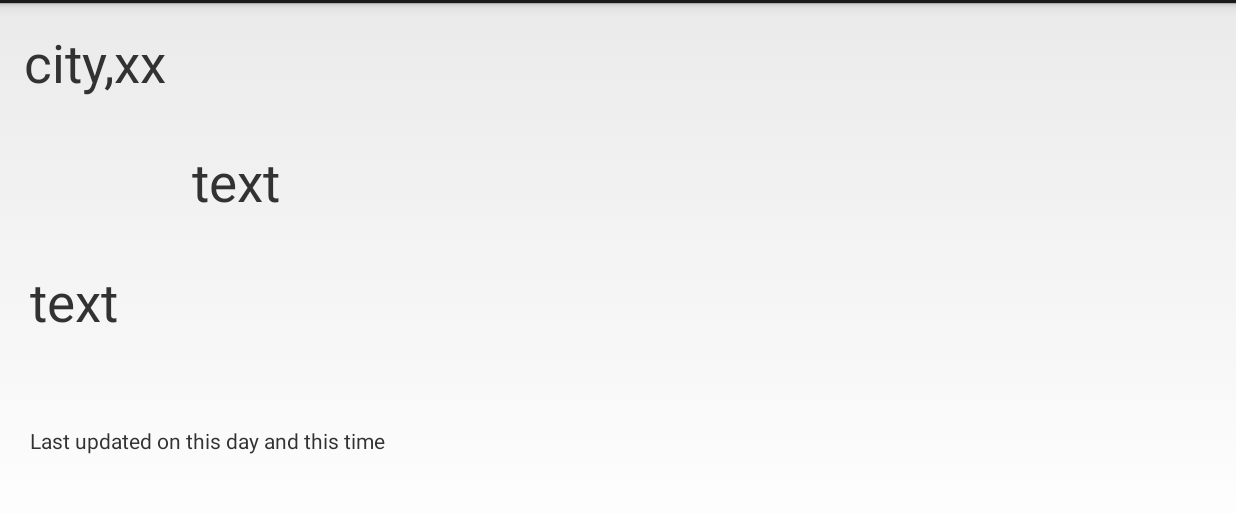
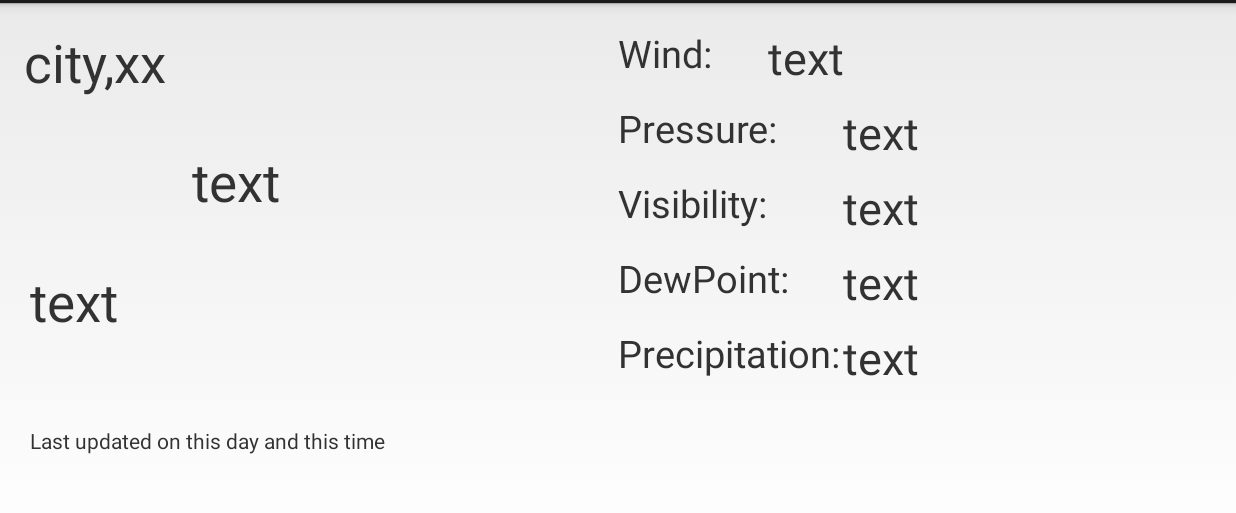
Before and after one commit to J-Acevedo/Java1_WeatherApp, an Android app: the screen it shows after launch (MyActivity), on a phone screen of 824 x 412 dp (held sideways), the part 57-570 px from its top. Run offline under Robolectric (Android 15) with nearby library versions, the phone set to English and light mode, and no system bars; plain views replace SmartImageView; 2 statements that could not run were skipped.

Commit message:
Current UI change

```diff
--- a/WeatherApp/app/src/main/java/com/fullsail/juanacevedoroman/weatherapp/HourlyAdapter.java
+++ b/WeatherApp/app/src/main/java/com/fullsail/juanacevedoroman/weatherapp/HourlyAdapter.java
@@ -20,7 +20,7 @@ public class HourlyAdapter extends BaseAdapter {
     private ArrayList<HourlyPull> mObjects;
     private static final long ID_CONSTANT = 0x010000000;
 
-    public HourlyAdapter(Context c, ArrayList objects){
+    public HourlyAdapter(Context c, ArrayList objects, int hour_list_cell){
         mContext = c;
         mObjects = objects;
     }
--- a/WeatherApp/app/src/main/java/com/fullsail/juanacevedoroman/weatherapp/HourlyForcast.java
+++ b/WeatherApp/app/src/main/java/com/fullsail/juanacevedoroman/weatherapp/HourlyForcast.java
@@ -46,32 +46,17 @@ public class HourlyForcast extends AsyncTask<String, Integer, String>{
     @Override
     protected String doInBackground(String... strings) {
 
-
         URL hourly_url = null;
-        try {
-            hourly_url = new URL( strings[0]);
-        } catch (MalformedURLException e) {
-            e.printStackTrace();
-        }
 
         try {
+
+            hourly_url = new URL( strings[0]);
             hourly_Connection = (HttpURLConnection) hourly_url.openConnection();
-        } catch (IOException e) {
-            e.printStackTrace();
-        }
+            hourly_Connection.connect();
 
-        try {
-            hourly_Connection.connect();
-        } catch (IOException e) {
-            e.printStackTrace();
-        }
-
-        try {
             InputStream hourly_Input = hourly_Connection.getInputStream();
             String hourlyPuller = IOUtils.toString(hourly_Input);
             hourly_Input.close();
-
-            hourly_Connection.disconnect();
 
             JSONObject totalHour = new JSONObject(hourlyPuller);
 
@@ -146,6 +131,8 @@ public class HourlyForcast extends AsyncTask<String, Integer, String>{
             e.printStackTrace();
         } catch (JSONException e) {
             e.printStackTrace();
+        }finally {
+            hourly_Connection.disconnect();
         }
 
 
--- a/WeatherApp/app/src/main/java/com/fullsail/juanacevedoroman/weatherapp/MyActivity.java
+++ b/WeatherApp/app/src/main/java/com/fullsail/juanacevedoroman/weatherapp/MyActivity.java
@@ -3,12 +3,10 @@ package com.fullsail.juanacevedoroman.weatherapp;
 import android.app.Activity;
 import android.content.pm.ActivityInfo;
 import android.os.Bundle;
-import android.util.Log;
 import android.view.View;
 import android.widget.AdapterView;
 import android.widget.ListView;
 import android.widget.TextView;
-import android.widget.Toast;
 
 
 import com.loopj.android.image.SmartImageView;
@@ -20,7 +18,6 @@ public class MyActivity extends Activity {
 
     //Current Views
     SmartImageView currentDetailImage;
-    TextView city;
     TextView currentCondition;
     TextView currentTemp;
     TextView currentLastupdate;
@@ -53,7 +50,7 @@ public class MyActivity extends Activity {
 
 
     // Today async task done by Matt Dutton
-    static ArrayList<TodayObject> todayData = new ArrayList<TodayObject>();
+    ArrayList<TodayObject> todayData = new ArrayList<TodayObject>();
     TodayAsync todayAsync;
 
     //Day 2 Day task
@@ -61,7 +58,7 @@ public class MyActivity extends Activity {
     HourlyForcast dayAsync;
 
     //Adapters
-    static CurrentAdapter currentAdapter;
+    CurrentAdapter currentAdapter;
     HourlyAdapter hourlyAdapter;
     DailyAdapter dailyAdapter;
 
@@ -70,29 +67,20 @@ public class MyActivity extends Activity {
     @Override
     protected void onCreate(Bundle savedInstanceState) {
         super.onCreate(savedInstanceState);
+        setContentView(R.layout.activity_my);
         //Locks orientation in Landsacpe
-       // setRequestedOrientation(ActivityInfo.SCREEN_ORIENTATION_LANDSCAPE);
-        setContentView(R.layout.activity_my);
-
-
-        //Current Views
-        currentDetailImage = (SmartImageView) findViewById(R.id.current_icon);
-        city = (TextView)findViewById(R.id.city);
-        currentCondition = (TextView)findViewById(R.id.current_temp);
-        currentTemp = (TextView)findViewById(R.id.current_condition);
-        currentLastupdate = (TextView)findViewById(R.id.current_lastUpdate);
-        currentList = (ListView)findViewById(R.id.current_List);
-        currentAdapter = new CurrentAdapter(this, todayData, R.layout.current_list_cell);
-
+        setRequestedOrientation(ActivityInfo.SCREEN_ORIENTATION_LANDSCAPE);
 
         // Today ForeCast //
         todayAsync = new TodayAsync(this, todayData);
         todayAsync.execute("http://api.wunderground.com/api/7ba4162762b10c05/conditions/q/FL/orlando.json");
 
-
-
-
-
+        //Current Views
+        currentDetailImage = (SmartImageView)findViewById(R.id.current_icon);
+        currentCondition = (TextView)findViewById(R.id.current_condition);
+        currentTemp = (TextView)findViewById(R.id.current_temp);
+        currentLastupdate= (TextView)findViewById(R.id.current_lastUpdate);
+        currentList = (ListView)findViewById(R.id.current_List);
 /*
         //Hourly Views
         hourDetailImage = (SmartImageView)findViewById(R.id.hour_image);
@@ -110,7 +98,7 @@ public class MyActivity extends Activity {
         dayLastUpdated = (TextView)findViewById(R.id.day_last_updated);
         dayList = (ListView)findViewById(R.id.day_List);
 
-
+        currentAdapter = new CurrentAdapter(this, todayData, R.layout.current_list_cell);
         hourlyAdapter = new HourlyAdapter(this, hourlyData, R.layout.hour_list_cell);
         dailyAdapter = new DailyAdapter(this, tenDayData, R.layout.daylistcell);
 */
@@ -132,37 +120,6 @@ public class MyActivity extends Activity {
         currentList.setAdapter(currentAdapter);
 
         */
-
-    }
-
-    public void loadCurruentUI(int pos){
-        if (todayData.size() > 0) {
-            Log.d("CON", todayData.get(pos).condition.toString());
-            Log.d("TEMP", todayData.get(pos).temperature.toString());
-            Log.d("OBS", todayData.get(pos).observationTime.toString());
-
-            if (currentCondition != null) {
-
-                currentDetailImage.setImageUrl(todayData.get(pos).iconURL);
-                city.setText(todayData.get(pos).city);
-                currentCondition.setText(todayData.get(pos).condition.toString());
-                currentTemp.setText(todayData.get(pos).temperature.toString());
-                currentLastupdate.setText(todayData.get(pos).observationTime.toString());
-                currentList.setAdapter(currentAdapter);
-           } else {
-
-                Log.d("NULL", todayData.get(pos).condition.toString());
-            }
-
-
-        }else {
-
-           Log.d("EMPTY", "Array is empty");
-
-        }
-
-        Log.d("COUNT", "Array local " +todayData.size());
-
     }
 
     AdapterView.OnItemClickListener itemClickListener = new AdapterView.OnItemClickListener() {
--- a/WeatherApp/app/src/main/java/com/fullsail/juanacevedoroman/weatherapp/TodayAsync.java
+++ b/WeatherApp/app/src/main/java/com/fullsail/juanacevedoroman/weatherapp/TodayAsync.java
@@ -21,11 +21,9 @@ import java.util.ArrayList;
 
 public class TodayAsync extends AsyncTask<String, Integer, String> {
 
-
-
     protected Context context;
 
-    public ArrayList<TodayObject> today_data = null;
+    public ArrayList<TodayObject> today_data;
 
     protected String today_JSON;
 
@@ -147,12 +145,8 @@ public class TodayAsync extends AsyncTask<String, Integer, String> {
 
     @Override
     protected void onPostExecute(String s) {
-        MyActivity activity = (MyActivity)context;
-        activity.todayData.addAll(0,today_data);
 
-        activity.loadCurruentUI(0);
-
-        Log.d("COUNT", ""+today_data.size());
+        Log.d("DATA", today_data.get(0).condition);
 
     }
 }
--- a/WeatherApp/app/src/main/java/com/fullsail/juanacevedoroman/weatherapp/TodayObject.java
+++ b/WeatherApp/app/src/main/java/com/fullsail/juanacevedoroman/weatherapp/TodayObject.java
@@ -6,8 +6,6 @@ import java.util.HashMap;
  * Created by Matthew Dutton on 8/28/14.
  */
 public class TodayObject {
-
-
 
     String city;
     String condition;
@@ -23,7 +21,6 @@ public class TodayObject {
     String precipToday;
 
     HashMap<String,String> currentInfo = new HashMap<String, String>();
-
 
     public TodayObject(String _city, String _condition, String _temperature, String _humidity, String _feelsLike, String _iconURL, String _observationTime, String _windMph, String _pressure, String _visability, String _dewPoint, String _precipToday) {
 
--- a/WeatherApp/app/src/main/res/layout-land/activity_my.xml
+++ b/WeatherApp/app/src/main/res/layout-land/activity_my.xml
@@ -87,16 +87,124 @@
     <LinearLayout
         android:layout_width="0dp"
         android:layout_height="fill_parent"
-        android:layout_weight="1">
+        android:layout_weight="1"
+        android:orientation="vertical">
 
-        <ListView
-            android:id="@+id/current_List"
+
+
+          <LinearLayout
+              android:layout_width="fill_parent"
+              android:layout_height="50dp"
+              android:orientation="horizontal"
+              >
+
+              <TextView
+                  android:layout_width="100dp"
+                  android:layout_height="fill_parent"
+                  android:text="Wind: "
+                  android:textSize="25sp"
+                  />
+
+              <TextView android:id="@+id/current_wind"
+                  android:layout_width="100dp"
+                  android:layout_height="fill_parent"
+                  android:text="text "
+                  android:textSize="30sp"
+                  />
+
+              </LinearLayout>
+
+          <LinearLayout
+              android:layout_width="fill_parent"
+              android:layout_height="50dp"
+              android:orientation="horizontal"
+              >
+
+              <TextView
+                  android:layout_width="150dp"
+                  android:layout_height="fill_parent"
+                  android:text="Pressure: "
+                  android:textSize="25sp"
+                  />
+
+              <TextView android:id="@+id/current_pressure"
+                  android:layout_width="100dp"
+                  android:layout_height="fill_parent"
+                  android:text="text "
+                  android:textSize="30sp"
+                  />
+
+          </LinearLayout>
+
+        <LinearLayout
             android:layout_width="fill_parent"
-            android:layout_height="fill_parent"/>
+            android:layout_height="50dp"
+            android:orientation="horizontal"
+            >
+
+            <TextView
+                android:layout_width="150dp"
+                android:layout_height="fill_parent"
+                android:text="Visibility: "
+                android:textSize="25sp"
+                />
+
+            <TextView android:id="@+id/current_visibility"
+                android:layout_width="100dp"
+                android:layout_height="fill_parent"
+                android:text="text "
+                android:textSize="30sp"
+                />
+
+        </LinearLayout>
+
+        <LinearLayout
+            android:layout_width="fill_parent"
+            android:layout_height="50dp"
+            android:orientation="horizontal"
+            >
+
+            <TextView
+                android:layout_width="150dp"
+                android:layout_height="fill_parent"
+                android:text="DewPoint: "
+                android:textSize="25sp"
+                />
+
+            <TextView android:id="@+id/current_Dew"
+                android:layout_width="100dp"
+                android:layout_height="fill_parent"
+                android:text="text "
+                android:textSize="30sp"
+                />
+
+        </LinearLayout>
+
+        <LinearLayout
+            android:layout_width="fill_parent"
+            android:layout_height="50dp"
+            android:orientation="horizontal"
+            >
+
+            <TextView
+                android:layout_width="150dp"
+                android:layout_height="fill_parent"
+                android:text="Precipitation: "
+                android:textSize="25sp"
+                />
+
+            <TextView android:id="@+id/current_precip"
+                android:layout_width="100dp"
+                android:layout_height="fill_parent"
+                android:text="text "
+                android:textSize="30sp"
+                />
+
+        </LinearLayout>
+
+
 
 
     </LinearLayout>
 
-
-
 </LinearLayout>
```
